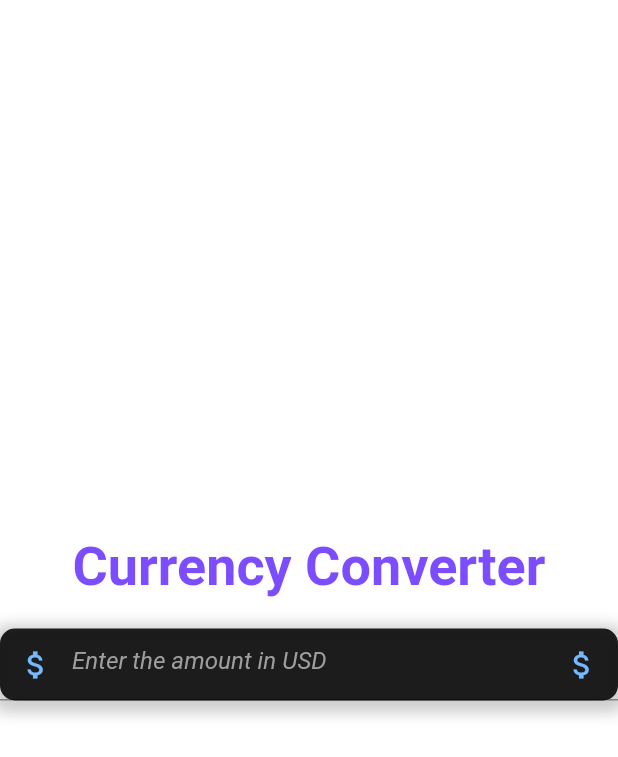
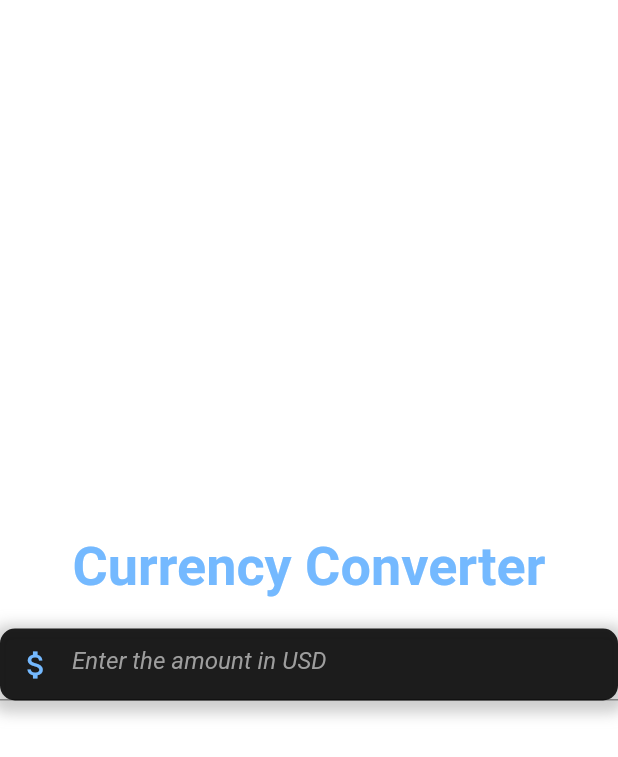
Before and after one commit to samrocks03/LearningFlutter, a Flutter app: the screen it shows after launch, on a phone screen of 412 x 824 dp. Shown: the top 757 px of the screen. Run offline on Flutter 3.47's test engine with Material 2 defaults, Android fonts, the phone set to English and light mode, and no system bars.

Commit message:
Changed the theme from accentPurple to LightBlue

```diff
--- a/currency_converter/lib/currency_converter_material_page.dart
+++ b/currency_converter/lib/currency_converter_material_page.dart
@@ -17,7 +17,7 @@ class CurrencyConverterMaterialPage extends StatelessWidget {
               style: TextStyle(
                 fontSize: 36,
                 fontWeight: FontWeight.bold,
-                color: Colors.deepPurpleAccent, // Changed text color to black
+                color: Color(0xFF74B9FF), // Changed text color to black
               ),
             ),
             const SizedBox(height: 20),
@@ -36,7 +36,7 @@ class CurrencyConverterMaterialPage extends StatelessWidget {
                 ],
               ),
               child: const TextField(
-                style: TextStyle(color: Colors.white,
+                style: TextStyle(color: Color(0xFF74B9FF),
                 fontStyle:FontStyle.italic
                 ),
                 keyboardType: TextInputType.number,
@@ -44,8 +44,10 @@ class CurrencyConverterMaterialPage extends StatelessWidget {
                   hintText: "Enter the amount in USD",
                   hintStyle: TextStyle(color: Colors.grey),
 
-                  prefixIcon: Icon(Icons.attach_money_sharp, color: Color(0xFF74B9FF)),
-                  suffixIcon: Icon(Icons.attach_money_sharp, color: Color(0xFF74B9FF)),
+                  prefixIcon: Icon(Icons.attach_money_sharp,
+                  // color: Colors.deepPurpleAccent,
+                   color: Color(0xFF74B9FF)
+                   ),
                   focusedBorder: OutlineInputBorder(
                     borderSide: BorderSide(
                       color: Colors.deepPurpleAccent,
```
